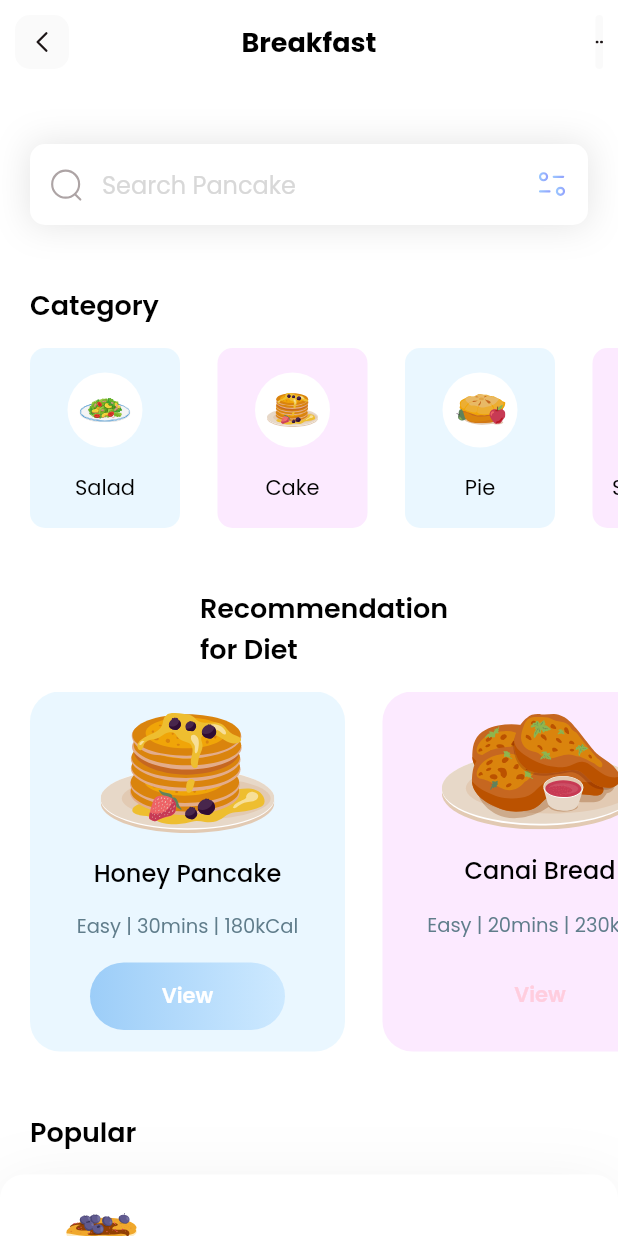
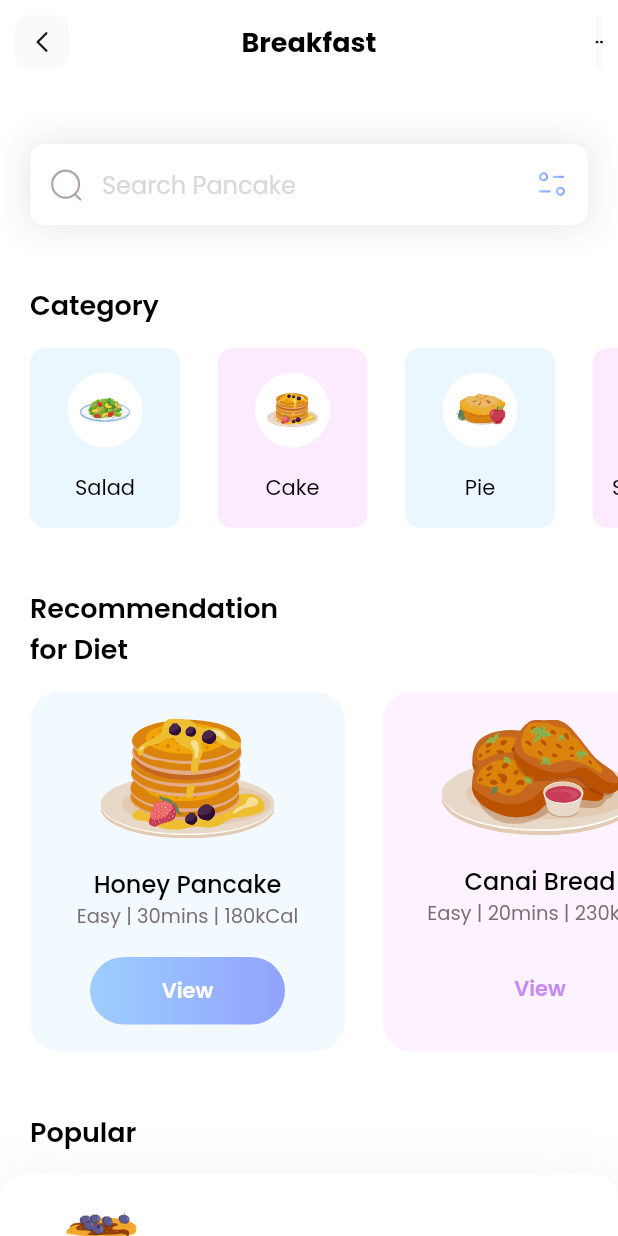
Before and after one commit to LucianoFraga27/flutter-fitness, a Flutter app: the screen it shows after launch, on a phone screen of 412 x 824 dp. Run offline on Flutter 3.47's test engine with Material 2 defaults, Android fonts, the phone set to English and light mode, and no system bars; our stand-ins replace flutter_svg.

Commit message:
acertando bugs

```diff
--- a/lib/pages/home.dart
+++ b/lib/pages/home.dart
@@ -120,6 +120,7 @@ class _HomePageState extends State<HomePage> {
 
   Column _dietsSection() {
     return Column(
+      crossAxisAlignment: CrossAxisAlignment.start,
       children: [
         const Padding(
           padding: EdgeInsets.only(left: 20),
@@ -129,20 +130,24 @@ class _HomePageState extends State<HomePage> {
                 color: Colors.black, fontSize: 18, fontWeight: FontWeight.w600),
           ),
         ),
-        const SizedBox(height: 15),
-        SizedBox(
+        const SizedBox(
+          height: 15,
+        ),
+        Container(
           height: 240,
           child: ListView.separated(
             itemBuilder: (context, index) {
               return Container(
                 width: 210,
                 decoration: BoxDecoration(
-                        color: diets[index].boxColor.withOpacity(0.5),
+                    color: diets[index].boxColor.withOpacity(0.3),
                     borderRadius: BorderRadius.circular(20)),
                 child: Column(
                   mainAxisAlignment: MainAxisAlignment.spaceEvenly,
                   children: [
                     SvgPicture.asset(diets[index].iconPath),
+                    Column(
+                      children: [
                         Text(
                           diets[index].name,
                           style: const TextStyle(
@@ -152,45 +157,54 @@ class _HomePageState extends State<HomePage> {
                         ),
                         Text(
                           diets[index].level +
-                              " | " +
+                              ' | ' +
                               diets[index].duration +
-                              " | " +
+                              ' | ' +
                               diets[index].calorie,
-                          style: TextStyle(
-                              color: Colors.blueGrey,
+                          style: const TextStyle(
+                              color: Color(0xff7B6F72),
                               fontSize: 13,
                               fontWeight: FontWeight.w400),
+                        ),
+                      ],
                     ),
                     Container(
                       height: 45,
                       width: 130,
                       child: Center(
-                              child: Text("View",
+                        child: Text(
+                          'View',
                           style: TextStyle(
                               color: diets[index].viewIsSelected
                                   ? Colors.white
-                                          : Color.fromARGB(255, 255, 205, 222),
+                                  : const Color(0xffC58BF2),
                               fontWeight: FontWeight.w600,
-                                      fontSize: 14))),
+                              fontSize: 14),
+                        ),
+                      ),
                       decoration: BoxDecoration(
                           gradient: LinearGradient(colors: [
                             diets[index].viewIsSelected
-                                    ? const Color(0xFF9CCDF8)
+                                ? const Color(0xff9DCEFF)
                                 : Colors.transparent,
                             diets[index].viewIsSelected
-                                    ? Color.fromARGB(255, 205, 233, 255)
+                                ? const Color(0xff92A3FD)
                                 : Colors.transparent
                           ]),
                           borderRadius: BorderRadius.circular(50)),
                     )
                   ],
-                    ));
+                ),
+              );
             },
+            separatorBuilder: (context, index) => const SizedBox(
+              width: 25,
+            ),
+            itemCount: diets.length,
             scrollDirection: Axis.horizontal,
             padding: const EdgeInsets.only(left: 20, right: 20),
-              separatorBuilder: (context, index) => const SizedBox(width: 25),
-              itemCount: diets.length,
-            ))
+          ),
+        )
       ],
     );
   }
```
Lines whose indentation alone changed are shown as unchanged.
